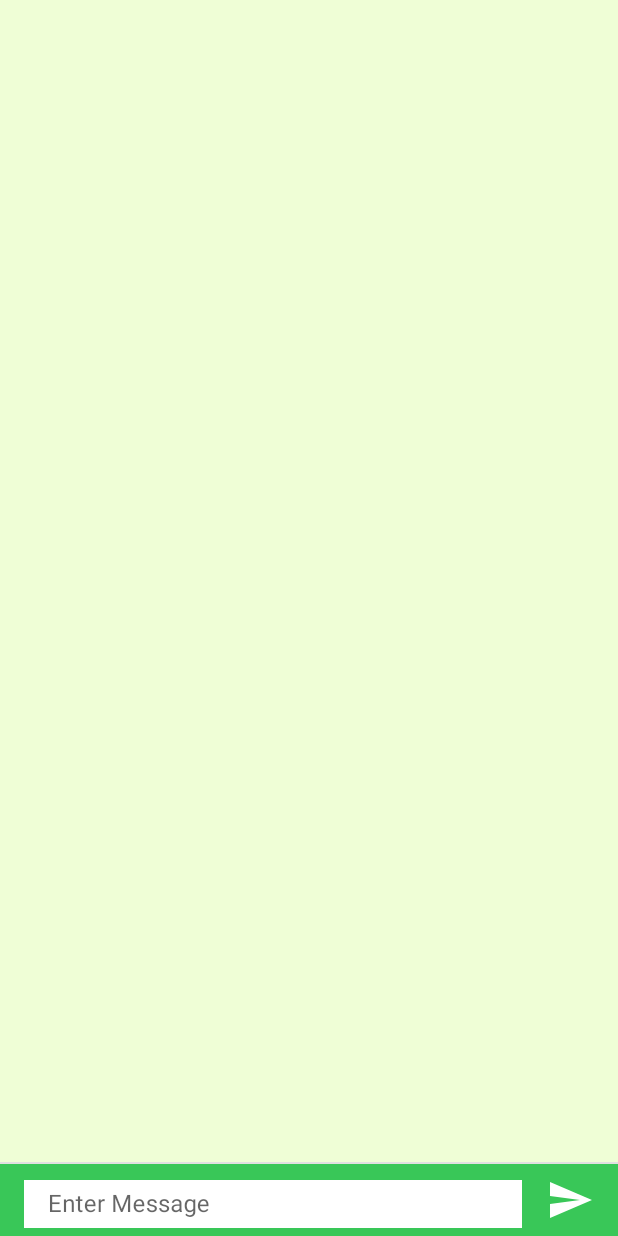
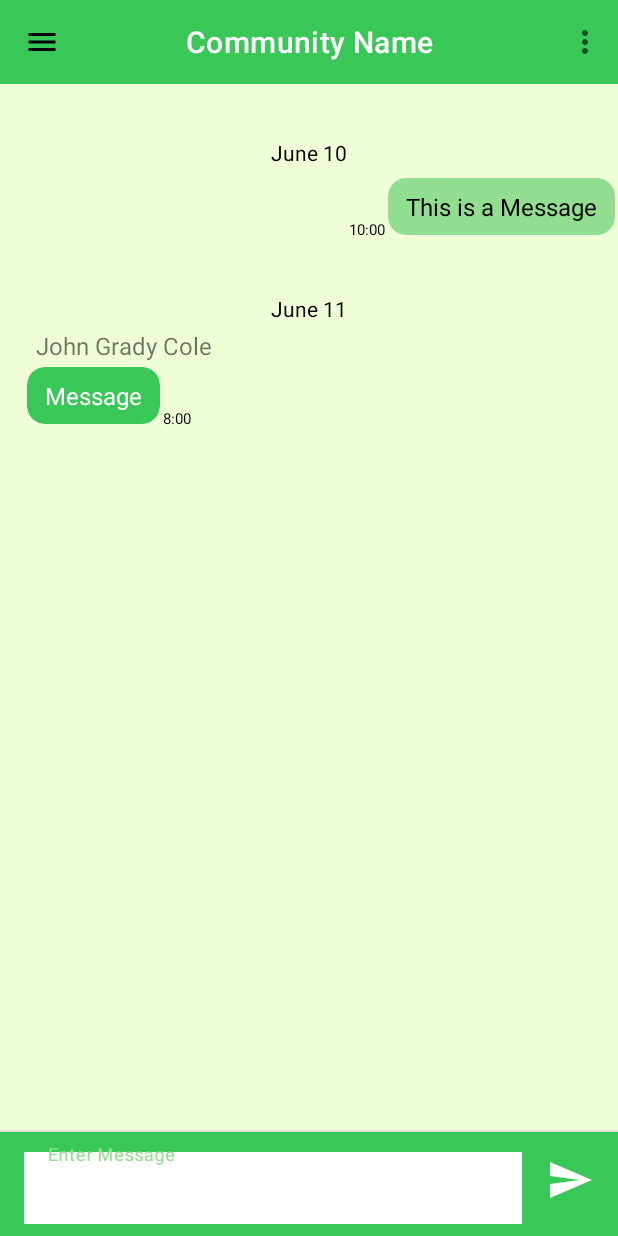
Before and after one commit to VannesL/ShibaCha, an Android app: the layout activity_community_chat.xml on its own in the app's theme, with its tools: preview values and no code run, on a phone screen of 412 x 824 dp. Run offline under Robolectric (Android 15) with nearby library versions, the phone set to English and light mode, and no system bars.

Commit message:
chat page

```diff
--- a/app/src/main/AndroidManifest.xml
+++ b/app/src/main/AndroidManifest.xml
@@ -10,12 +10,15 @@
         android:supportsRtl="true"
         android:theme="@style/Theme.ShibaCha_app">
         <activity
+            android:name=".activities.CommunityChatActivity"
+            android:exported="false" />
+        <activity
             android:name=".activities.MyCommunitiesActivity"
             android:exported="false" />
         <activity
             android:name=".activities.EditCommunityActivity"
             android:exported="false" />
-        <activity android:name=".activities.CreateCommunityActivity"/>
+        <activity android:name=".activities.CreateCommunityActivity" />
         <activity
             android:name=".activities.SearchCommunityActivity"
             android:exported="false" />
--- a/app/src/main/res/layout/activity_community_chat.xml
+++ b/app/src/main/res/layout/activity_community_chat.xml
@@ -6,35 +6,166 @@
     android:layout_height="match_parent"
     tools:context=".activities.HomeActivity">
 
+    <androidx.coordinatorlayout.widget.CoordinatorLayout
+        android:id="@+id/top_chat_navigation"
+        android:layout_width="match_parent"
+        android:layout_height="wrap_content"
+        app:layout_constrainttop_toTopOf="parent">
 
-<!--    <com.google.android.material.navigation.NavigationView
-        android:id="@+id/community_navigation"
-        android:layout_width="wrap_content"
-        android:layout_height="match_parent"
-        app:layout_constraintStart_toStartOf="parent"
-        android:background="@color/green_dark"
-        app:itemIconTint="@color/white"
-        app:itemTextColor="@color/white"
-        app:menu="@menu/menu_community"
-        app:behavior_hideable="true"
-        app:headerLayout="@layout/header_chat_navigation"/>-->
+        <com.google.android.material.appbar.AppBarLayout
+            android:layout_width="match_parent"
+            android:layout_height="wrap_content"
+            android:background="@color/green_dark">
 
-    <androidx.recyclerview.widget.RecyclerView
-        android:id="@+id/recycler_gchat"
-        android:layout_width="match_parent"
-        android:layout_height="match_parent"
-        app:layout_constrainedHeight="true"
-        app:layout_constraintBottom_toTopOf="@+id/layout_gchat_chatbox"
-        app:layout_constraintTop_toTopOf="parent" />
+            <com.google.android.material.appbar.MaterialToolbar
+                android:layout_width="match_parent"
+                android:layout_height="?attr/actionBarSize"
+                app:title="@string/chat_community_name"
+                app:titleCentered="true"
+                app:titleTextColor="@color/white"
+                app:menu="@menu/menu_chat"
+                app:navigationIcon="@drawable/ic_baseline_menu_24" />
+
+        </com.google.android.material.appbar.AppBarLayout>
+
+    </androidx.coordinatorlayout.widget.CoordinatorLayout>
 
     <TextView
-        android:id="@+id/text_gchat_indicator"
+        android:id="@+id/text_gchat_date_me"
+        android:layout_width="wrap_content"
+        android:layout_height="wrap_content"
+        android:layout_marginTop="32dp"
+        android:paddingStart="8dp"
+        android:paddingTop="4dp"
+        android:paddingEnd="8dp"
+        android:paddingBottom="4dp"
+        android:text="June 10"
+        android:textColor="@color/black"
+        app:layout_constraintEnd_toEndOf="parent"
+        app:layout_constraintStart_toStartOf="parent"
+        app:layout_constraintTop_toBottomOf="@+id/top_chat_navigation" />
+
+    <androidx.cardview.widget.CardView
+        android:id="@+id/card_gchat_message_me"
+        android:layout_width="wrap_content"
+        android:layout_height="wrap_content"
+        app:cardBackgroundColor="@color/green_primary"
+        app:cardCornerRadius="12dp"
+        app:cardElevation="0dp"
+        app:cardPreventCornerOverlap="false"
+        app:cardUseCompatPadding="true"
+        app:layout_constraintEnd_toEndOf="parent"
+        app:layout_constraintTop_toBottomOf="@id/text_gchat_date_me">
+
+        <LinearLayout
+            android:id="@+id/layout_gchat_container_me"
+            android:layout_width="wrap_content"
+            android:layout_height="wrap_content"
+            android:orientation="vertical">
+
+            <TextView
+                android:id="@+id/text_gchat_message_me"
+                android:layout_width="wrap_content"
+                android:layout_height="wrap_content"
+                android:layout_marginBottom="8dp"
+                android:maxWidth="260dp"
+                android:paddingLeft="12dp"
+                android:paddingTop="8dp"
+                android:paddingRight="12dp"
+                android:text="This is a Message"
+                android:textColor="@color/black"
+                android:textSize="16sp" />
+        </LinearLayout>
+
+    </androidx.cardview.widget.CardView>
+
+    <TextView
+        android:id="@+id/text_gchat_timestamp_me"
+        android:layout_width="wrap_content"
+        android:layout_height="wrap_content"
+        android:text="10:00"
+        android:textColor="@color/black"
+        android:textSize="10sp"
+        app:layout_constraintBottom_toBottomOf="@+id/card_gchat_message_me"
+        app:layout_constraintEnd_toStartOf="@+id/card_gchat_message_me" />
+
+    <TextView
+        android:id="@+id/text_gchat_date_other"
+        android:layout_width="wrap_content"
+        android:layout_height="wrap_content"
+        android:layout_marginTop="32dp"
+        android:paddingStart="8dp"
+        android:paddingTop="4dp"
+        android:paddingEnd="8dp"
+        android:paddingBottom="4dp"
+        android:text="June 11"
+        android:textColor="@color/black"
+        app:layout_constraintEnd_toEndOf="parent"
+        app:layout_constraintStart_toStartOf="parent"
+        app:layout_constraintTop_toBottomOf="@+id/text_gchat_timestamp_me" />
+
+    <ImageView
+        android:id="@+id/image_gchat_profile_other"
         android:layout_width="wrap_content"
         android:layout_height="wrap_content"
         android:layout_marginStart="16dp"
-        android:visibility="gone"
-        app:layout_constraintBottom_toTopOf="@id/view"
-        app:layout_constraintStart_toStartOf="parent" />
+        android:contentDescription="User Icon"
+        app:layout_constraintStart_toStartOf="parent"
+        app:layout_constraintTop_toBottomOf="@+id/text_gchat_date_other" />
+
+    <TextView
+        android:id="@+id/text_gchat_user_other"
+        android:layout_width="wrap_content"
+        android:layout_height="wrap_content"
+        android:layout_marginStart="8dp"
+        android:text="John Grady Cole"
+        android:textSize="16sp"
+        app:layout_constraintStart_toEndOf="@+id/image_gchat_profile_other"
+        app:layout_constraintTop_toBottomOf="@+id/text_gchat_date_other" />
+
+    <androidx.cardview.widget.CardView
+        android:id="@+id/card_gchat_message_other"
+        android:layout_width="wrap_content"
+        android:layout_height="wrap_content"
+        app:cardBackgroundColor="@color/green_dark"
+        app:cardCornerRadius="12dp"
+        app:cardElevation="0dp"
+        app:cardPreventCornerOverlap="false"
+        app:cardUseCompatPadding="true"
+        app:layout_constraintStart_toEndOf="@+id/image_gchat_profile_other"
+        app:layout_constraintTop_toBottomOf="@+id/text_gchat_user_other">
+
+        <LinearLayout
+            android:id="@+id/layout_gchat_container_other"
+            android:layout_width="wrap_content"
+            android:layout_height="wrap_content"
+            android:orientation="vertical">
+
+            <TextView
+                android:id="@+id/text_gchat_message_other"
+                android:layout_width="wrap_content"
+                android:layout_height="wrap_content"
+                android:layout_marginBottom="8dp"
+                android:maxWidth="260dp"
+                android:paddingLeft="12dp"
+                android:paddingTop="8dp"
+                android:paddingRight="12dp"
+                android:text="Message"
+                android:textColor="@color/white"
+                android:textSize="16sp" />
+        </LinearLayout>
+
+    </androidx.cardview.widget.CardView>
+
+    <TextView
+        android:id="@+id/text_gchat_timestamp_other"
+        android:layout_width="wrap_content"
+        android:layout_height="wrap_content"
+        android:text="8:00"
+        android:textColor="@color/black"
+        android:textSize="10sp"
+        app:layout_constraintBottom_toBottomOf="@+id/card_gchat_message_other"
+        app:layout_constraintStart_toEndOf="@+id/card_gchat_message_other" />
 
     <View
         android:id="@+id/view"
@@ -58,11 +189,12 @@
             android:layout_height="wrap_content"
             android:layout_centerVertical="true"
             android:layout_marginStart="16dp"
+            android:layout_marginBottom="16dp"
             android:layout_toStartOf="@+id/button_gchat_send">
 
             <com.google.android.material.textfield.TextInputEditText
                 android:layout_width="match_parent"
-                android:layout_height="32dp"
+                android:layout_height="48dp"
                 android:background="@android:color/white"
                 android:hint="Enter Message"
                 android:inputType="text"
@@ -73,10 +205,11 @@
         <ImageButton
             android:id="@+id/button_gchat_send"
             android:layout_width="64dp"
-            android:layout_height="48dp"
+            android:layout_height="64dp"
             android:layout_alignParentEnd="true"
             android:background="?attr/selectableItemBackground"
             android:src="@drawable/ic_baseline_send"
+            android:contentDescription="send"
             app:tint="@color/white" />
 
     </RelativeLayout>
```
Also changed, not shown: app/src/main/java/com/example/shibacha_app/activities/CommunityChatActivity.kt (added, +24 -0 lines), app/src/main/res/layout/activity_home_chat.xml (deleted, +0 -40 lines), app/src/main/res/layout/chat_rv_item.xml (deleted, +0 -69 lines), app/src/main/res/layout/chat_rv_item_2.xml (deleted, +0 -89 lines).
